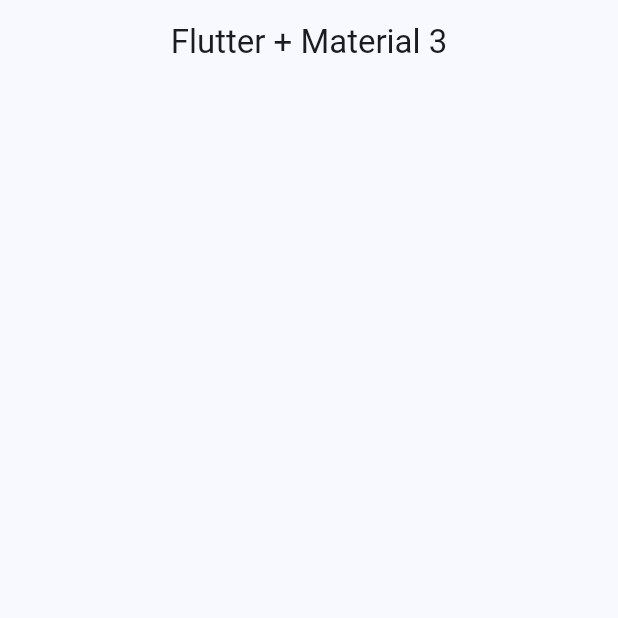
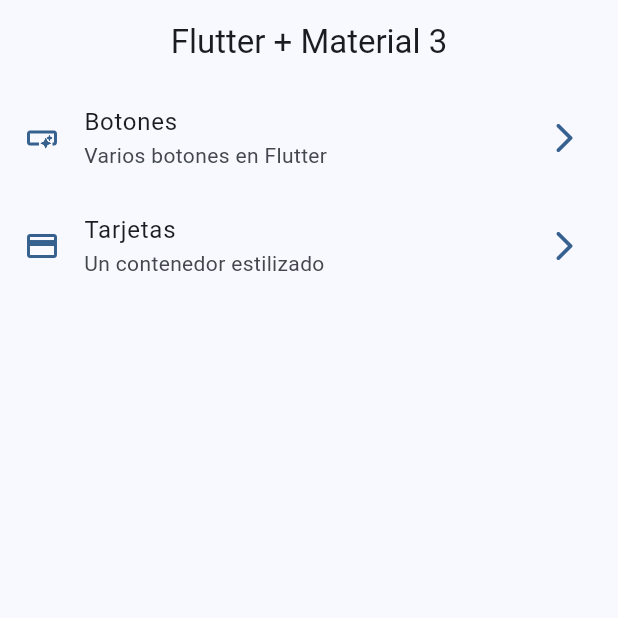
Before and after one commit to ValentinOsvaldo/flutter-course, a Flutter app: the screen it shows after launch, on a phone screen of 412 x 824 dp, the top half of it. Run offline on Flutter 3.47's test engine with Material 2 defaults, Android fonts, the phone set to English and light mode, and no system bars; our stand-ins replace animate_do, dio, go_router, video_player.

```diff
--- a/widgets_app/lib/config/menu/menu_items.dart
+++ b/widgets_app/lib/config/menu/menu_items.dart
@@ -22,6 +22,6 @@ const appMenuItems = <MenuItem>[
   MenuItem(
       title: 'Tarjetas',
       subTitle: 'Un contenedor estilizado',
-      link: '/card',
+      link: '/cards',
       icon: Icons.credit_card),
 ];
--- /dev/null
+++ b/widgets_app/lib/config/router/app_router.dart
@@ -0,0 +1,21 @@
+import 'package:go_router/go_router.dart';
+import 'package:widgets_app/presentation/screens/screens.dart';
+
+// GoRouter configuration
+final appRouter = GoRouter(
+  initialLocation: '/',
+  routes: [
+    GoRoute(
+      path: '/',
+      builder: (context, state) => const HomeScreen(),
+    ),
+    GoRoute(
+      path: '/buttons',
+      builder: (context, state) => const ButtonsScreen(),
+    ),
+    GoRoute(
+      path: '/cards',
+      builder: (context, state) => const CardsScreen(),
+    ),
+  ],
+);
--- a/widgets_app/lib/main.dart
+++ b/widgets_app/lib/main.dart
@@ -1,6 +1,7 @@
 import 'package:flutter/material.dart';
 import 'package:widgets_app/config/theme/app_theme.dart';
-import 'package:widgets_app/presentation/screens/home/home_screen.dart';
+
+import 'config/router/app_router.dart';
 
 void main() {
   runApp(const MainApp());
@@ -11,10 +12,10 @@ class MainApp extends StatelessWidget {
 
   @override
   Widget build(BuildContext context) {
-    return MaterialApp(
+    return MaterialApp.router(
+      routerConfig: appRouter,
       debugShowCheckedModeBanner: false,
       theme: AppTheme(selectedColor: 0).getTheme(),
-      home: const HomeScreen(),
     );
   }
 }
--- a/widgets_app/lib/presentation/screens/home/home_screen.dart
+++ b/widgets_app/lib/presentation/screens/home/home_screen.dart
@@ -1,4 +1,6 @@
 import 'package:flutter/material.dart';
+import 'package:go_router/go_router.dart';
+import 'package:widgets_app/config/menu/menu_items.dart';
 
 class HomeScreen extends StatelessWidget {
   const HomeScreen({super.key});
@@ -9,6 +11,52 @@ class HomeScreen extends StatelessWidget {
       appBar: AppBar(
         title: const Text('Flutter + Material 3'),
       ),
+      body: const _HomeView(),
     );
   }
 }
+
+class _HomeView extends StatelessWidget {
+  const _HomeView();
+
+  @override
+  Widget build(BuildContext context) {
+    return ListView.builder(
+        physics: const BouncingScrollPhysics(),
+        itemCount: appMenuItems.length,
+        itemBuilder: (context, index) {
+          final menuItem = appMenuItems[index];
+          return _CustomListTile(menuItem: menuItem);
+        });
+  }
+}
+
+class _CustomListTile extends StatelessWidget {
+  const _CustomListTile({
+    required this.menuItem,
+  });
+
+  final MenuItem menuItem;
+
+  @override
+  Widget build(BuildContext context) {
+    final colors = Theme.of(context);
+
+    return ListTile(
+      leading: Icon(menuItem.icon, color: colors.primaryColor),
+      title: Text(menuItem.title),
+      subtitle: Text(menuItem.subTitle),
+      trailing:
+          Icon(Icons.arrow_forward_ios_rounded, color: colors.primaryColor),
+      onTap: () {
+        // Navigator.of(context).push(
+        //   MaterialPageRoute(
+        //     builder: (context) => const ButtonsScreen(),
+        //   ),
+        // );
+        // Navigator.pushNamed(context, menuItem.link);
+        context.push(menuItem.link);
+      },
+    );
+  }
+}
--- /dev/null
+++ b/widgets_app/lib/presentation/screens/screens.dart
@@ -0,0 +1,3 @@
+export 'package:widgets_app/presentation/screens/buttons/buttons_screen.dart';
+export 'package:widgets_app/presentation/screens/cards/cards_screen.dart';
+export 'package:widgets_app/presentation/screens/home/home_screen.dart';
--- a/widgets_app/pubspec.yaml
+++ b/widgets_app/pubspec.yaml
@@ -9,11 +9,12 @@ environment:
 dependencies:
   flutter:
     sdk: flutter
+  go_router: ^7.0.0
 
 dev_dependencies:
+  flutter_lints: ^2.0.0
   flutter_test:
     sdk: flutter
-  flutter_lints: ^2.0.0
 
 flutter:
   uses-material-design: true
```
Also changed, not shown: widgets_app/lib/presentation/screens/buttons/buttons_screen.dart (added, +15 -0 lines), widgets_app/lib/presentation/screens/cards/cards_screen.dart (added, +15 -0 lines), widgets_app/pubspec.lock.
